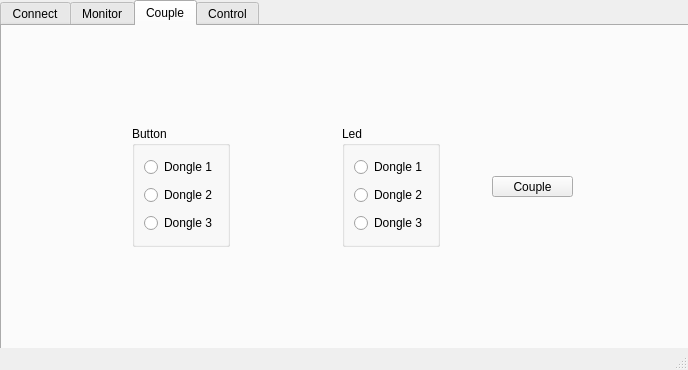
Above: mainwindow.ui from Joluzut/Domotica_QT before the change. Below: the same form after it.
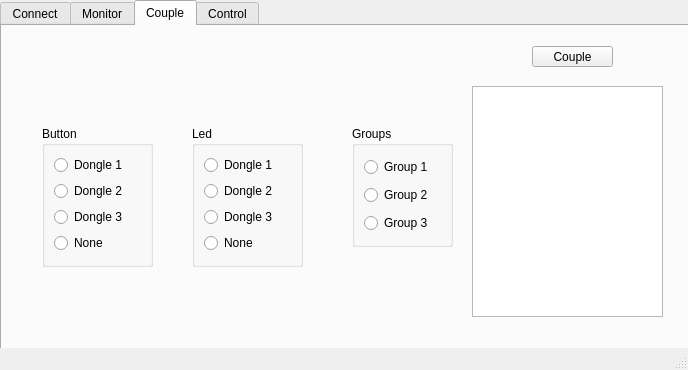
That is the form after the change. The open tabs and pages were chosen to show the change.

Commit message: Working Threads, Couple, Connect

Diff of the .ui file:
```diff
--- a/mainwindow.ui
+++ b/mainwindow.ui
@@ -198,8 +198,8 @@
      <widget class="QPushButton" name="ButtonCouple">
       <property name="geometry">
        <rect>
-        <x>490</x>
-        <y>150</y>
+        <x>530</x>
+        <y>20</y>
         <width>81</width>
         <height>21</height>
        </rect>
@@ -211,10 +211,10 @@
      <widget class="QGroupBox" name="groupBoxButton">
       <property name="geometry">
        <rect>
-        <x>130</x>
+        <x>40</x>
         <y>100</y>
-        <width>98</width>
-        <height>121</height>
+        <width>111</width>
+        <height>141</height>
        </rect>
       </property>
       <property name="title">
@@ -242,15 +242,22 @@
          </property>
         </widget>
        </item>
+       <item>
+        <widget class="QRadioButton" name="radioButton4">
+         <property name="text">
+          <string>None</string>
+         </property>
+        </widget>
+       </item>
       </layout>
      </widget>
      <widget class="QGroupBox" name="groupBoxLed">
       <property name="geometry">
        <rect>
-        <x>340</x>
+        <x>190</x>
         <y>100</y>
-        <width>98</width>
-        <height>121</height>
+        <width>111</width>
+        <height>141</height>
        </rect>
       </property>
       <property name="title">
@@ -278,8 +285,61 @@
          </property>
         </widget>
        </item>
+       <item>
+        <widget class="QRadioButton" name="radioLed4">
+         <property name="text">
+          <string>None</string>
+         </property>
+        </widget>
+       </item>
       </layout>
      </widget>
+     <widget class="QGroupBox" name="groupBoxGroups">
+      <property name="geometry">
+       <rect>
+        <x>350</x>
+        <y>100</y>
+        <width>101</width>
+        <height>121</height>
+       </rect>
+      </property>
+      <property name="title">
+       <string>Groups</string>
+      </property>
+      <layout class="QVBoxLayout" name="verticalLayout_3">
+       <item>
+        <widget class="QRadioButton" name="radioGroup1">
+         <property name="text">
+          <string>Group 1</string>
+         </property>
+        </widget>
+       </item>
+       <item>
+        <widget class="QRadioButton" name="radioGroup2">
+         <property name="text">
+          <string>Group 2</string>
+         </property>
+        </widget>
+       </item>
+       <item>
+        <widget class="QRadioButton" name="radioGroup3">
+         <property name="text">
+          <string>Group 3</string>
+         </property>
+        </widget>
+       </item>
+      </layout>
+     </widget>
+     <widget class="QTextBrowser" name="textBrowser1">
+      <property name="geometry">
+       <rect>
+        <x>470</x>
+        <y>60</y>
+        <width>191</width>
+        <height>231</height>
+       </rect>
+      </property>
+     </widget>
     </widget>
     <widget class="QWidget" name="controlTab">
      <attribute name="title">
```
Left out of the diff: 2 changed lines with no effect on the pictures. The commit also changes 2 other files.
